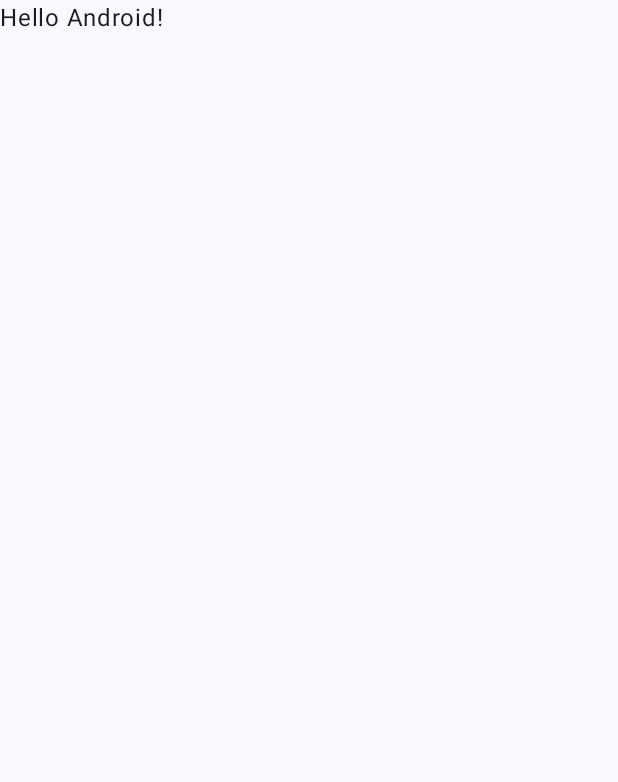
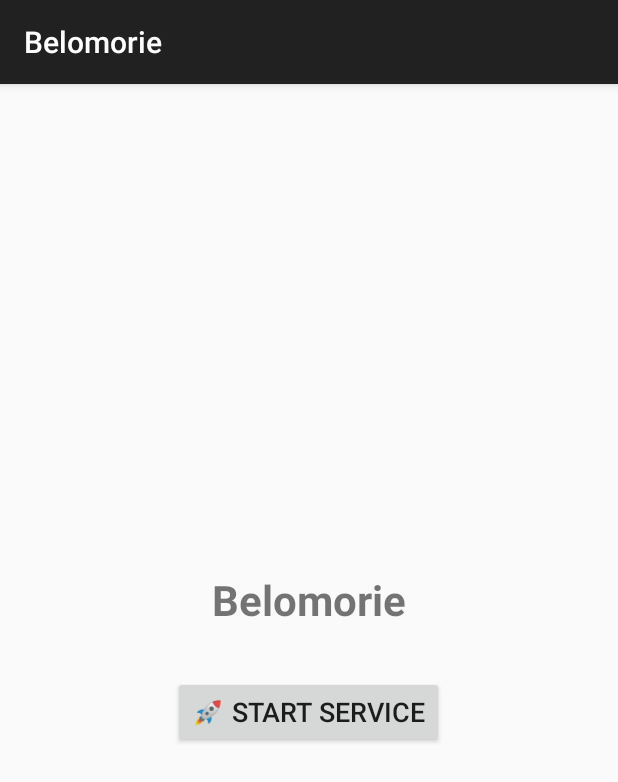
Before and after one commit to WebAnamnez/belomorie, an Android app built with Jetpack Compose: the screen it shows after launch (MainActivity), on a phone screen of 412 x 824 dp. Before the commit the part shown is almost empty. Shown: the top 782 px of the screen. Run offline under Robolectric (Android 15) with nearby library versions, the phone set to English and light mode, and no system bars.

Commit message:
Day 1-2: Foreground Service + Audio Recording - 30s cycles with auto-delete

```diff
--- a/app/src/main/java/com/example/myapplication/ui/theme/Color.kt
+++ b/app/src/main/java/com/belomorie/service/ui/theme/Color.kt
@@ -1,4 +1,4 @@
-package com.example.myapplication.ui.theme
+package com.belomorie.service.ui.theme
 
 import androidx.compose.ui.graphics.Color
 
--- a/app/src/main/java/com/example/myapplication/ui/theme/Theme.kt
+++ b/app/src/main/java/com/belomorie/service/ui/theme/Theme.kt
@@ -1,4 +1,4 @@
-package com.example.myapplication.ui.theme
+package com.belomorie.service.ui.theme
 
 import android.app.Activity
 import android.os.Build
@@ -34,7 +34,7 @@ private val LightColorScheme = lightColorScheme(
 )
 
 @Composable
-fun MyApplicationTheme(
+fun BelomorieTheme(
     darkTheme: Boolean = isSystemInDarkTheme(),
     // Dynamic color is available on Android 12+
     dynamicColor: Boolean = true,
--- a/app/src/main/java/com/example/myapplication/ui/theme/Type.kt
+++ b/app/src/main/java/com/belomorie/service/ui/theme/Type.kt
@@ -1,4 +1,4 @@
-package com.example.myapplication.ui.theme
+package com.belomorie.service.ui.theme
 
 import androidx.compose.material3.Typography
 import androidx.compose.ui.text.TextStyle
--- a/app/src/main/java/com/example/myapplication/MainActivity.kt
+++ /dev/null
@@ -1,47 +0,0 @@
-package com.example.myapplication
-
-import android.os.Bundle
-import androidx.activity.ComponentActivity
-import androidx.activity.compose.setContent
-import androidx.activity.enableEdgeToEdge
-import androidx.compose.foundation.layout.fillMaxSize
-import androidx.compose.foundation.layout.padding
-import androidx.compose.material3.Scaffold
-import androidx.compose.material3.Text
-import androidx.compose.runtime.Composable
-import androidx.compose.ui.Modifier
-import androidx.compose.ui.tooling.preview.Preview
-import com.example.myapplication.ui.theme.MyApplicationTheme
-
-class MainActivity : ComponentActivity() {
-    override fun onCreate(savedInstanceState: Bundle?) {
-        super.onCreate(savedInstanceState)
-        enableEdgeToEdge()
-        setContent {
-            MyApplicationTheme {
-                Scaffold(modifier = Modifier.fillMaxSize()) { innerPadding ->
-                    Greeting(
-                        name = "Android",
-                        modifier = Modifier.padding(innerPadding)
-                    )
-                }
-            }
-        }
-    }
-}
-
-@Composable
-fun Greeting(name: String, modifier: Modifier = Modifier) {
-    Text(
-        text = "Hello $name!",
-        modifier = modifier
-    )
-}
-
-@Preview(showBackground = true)
-@Composable
-fun GreetingPreview() {
-    MyApplicationTheme {
-        Greeting("Android")
-    }
-}
--- /dev/null
+++ b/app/src/main/res/layout/activity_main.xml
@@ -0,0 +1,24 @@
+<?xml version="1.0" encoding="utf-8"?>
+<LinearLayout xmlns:android="http://schemas.android.com/apk/res/android"
+    android:layout_width="match_parent"
+    android:layout_height="match_parent"
+    android:gravity="center"
+    android:orientation="vertical"
+    android:padding="32dp">
+
+    <TextView
+        android:layout_width="wrap_content"
+        android:layout_height="wrap_content"
+        android:text="Belomorie"
+        android:textSize="28sp"
+        android:textStyle="bold" />
+
+    <Button
+        android:id="@+id/startButton"
+        android:layout_width="wrap_content"
+        android:layout_height="wrap_content"
+        android:layout_marginTop="32dp"
+        android:text="🚀 START SERVICE"
+        android:textSize="18sp" />
+
+</LinearLayout>
--- a/app/src/main/res/values/strings.xml
+++ b/app/src/main/res/values/strings.xml
@@ -1,3 +1,3 @@
 <resources>
-    <string name="app_name">My Application</string>
+    <string name="app_name">Belomorie</string>
 </resources>
--- a/app/src/main/res/values/themes.xml
+++ b/app/src/main/res/values/themes.xml
@@ -1,5 +1,5 @@
 <?xml version="1.0" encoding="utf-8"?>
 <resources>
 
-    <style name="Theme.MyApplication" parent="android:Theme.Material.Light.NoActionBar" />
+    <style name="Theme.Belomorie" parent="Theme.AppCompat.Light.DarkActionBar" />
 </resources>
--- a/gradle/libs.versions.toml
+++ b/gradle/libs.versions.toml
@@ -8,6 +8,8 @@ espressoCore = "3.7.0"
 lifecycleRuntimeKtx = "2.10.0"
 activityCompose = "1.12.2"
 composeBom = "2024.09.00"
+appcompat = "1.7.0"
+coroutines = "1.9.0"
 
 [libraries]
 androidx-core-ktx = { group = "androidx.core", name = "core-ktx", version.ref = "coreKtx" }
@@ -24,6 +26,8 @@ androidx-compose-ui-tooling-preview = { group = "androidx.compose.ui", name = "u
 androidx-compose-ui-test-manifest = { group = "androidx.compose.ui", name = "ui-test-manifest" }
 androidx-compose-ui-test-junit4 = { group = "androidx.compose.ui", name = "ui-test-junit4" }
 androidx-compose-material3 = { group = "androidx.compose.material3", name = "material3" }
+androidx-appcompat = { group = "androidx.appcompat", name = "appcompat", version.ref = "appcompat" }
+kotlinx-coroutines-android = { group = "org.jetbrains.kotlinx", name = "kotlinx-coroutines-android", version.ref = "coroutines" }
 
 [plugins]
 android-application = { id = "com.android.application", version.ref = "agp" }
--- a/settings.gradle.kts
+++ b/settings.gradle.kts
@@ -19,5 +19,5 @@ dependencyResolutionManagement {
     }
 }
 
-rootProject.name = "My Application"
+rootProject.name = "belomorie"
 include(":app")
```
Also changed, not shown: app/build.gradle.kts (+5 -3 lines), app/src/main/AndroidManifest.xml (+11 -2 lines), app/src/main/java/com/belomorie/MainActivity.kt (added, +59 -0 lines), app/src/main/java/com/belomorie/service/BelomorieService.kt (added, +192 -0 lines), app/src/main/res/mipmap-anydpi/ic_launcher.xml (renamed from app/src/main/res/mipmap-anydpi-v26/ic_launcher.xml), app/src/main/res/mipmap-anydpi/ic_launcher_round.xml (renamed from app/src/main/res/mipmap-anydpi-v26/ic_launcher_round.xml), gradle/wrapper/gradle-wrapper.properties, 4 other files.
